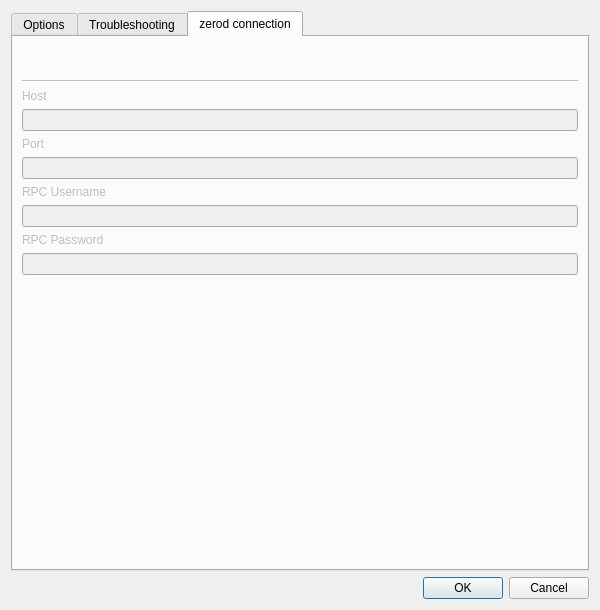
The window that src/settings.ui (zerocurrencycoin/zerowallet) describes before a commit, drawn with Qt 5.
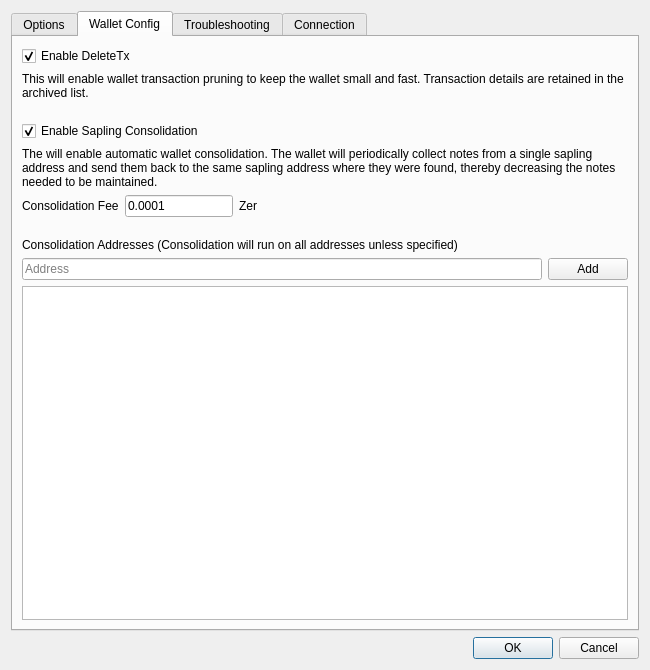
The same window after the commit. The open tabs and pages were chosen to show the change. Icons and pictures are not drawn.

Commit message: update settings to include DeleteTx and Consolidation

Patch:
```diff
--- a/src/settings.ui
+++ b/src/settings.ui
@@ -6,8 +6,8 @@
    <rect>
     <x>0</x>
     <y>0</y>
-    <width>600</width>
-    <height>610</height>
+    <width>650</width>
+    <height>670</height>
    </rect>
   </property>
   <property name="sizePolicy">
@@ -35,7 +35,7 @@
       <enum>QTabWidget::Rounded</enum>
      </property>
      <property name="currentIndex">
-      <number>0</number>
+      <number>3</number>
      </property>
      <widget class="QWidget" name="tab_2">
       <attribute name="title">
@@ -227,6 +227,192 @@
          </item>
         </widget>
        </item>
+       <item row="11" column="0" colspan="2">
+        <widget class="Line" name="line_2">
+         <property name="orientation">
+          <enum>Qt::Horizontal</enum>
+         </property>
+        </widget>
+       </item>
+       <item row="12" column="0">
+        <spacer name="verticalSpacer_2">
+         <property name="orientation">
+          <enum>Qt::Vertical</enum>
+         </property>
+         <property name="sizeHint" stdset="0">
+          <size>
+           <width>20</width>
+           <height>40</height>
+          </size>
+         </property>
+        </spacer>
+       </item>
+      </layout>
+     </widget>
+     <widget class="QWidget" name="tab_4">
+      <attribute name="title">
+       <string>Wallet Config</string>
+      </attribute>
+      <layout class="QGridLayout" name="gridLayout_3">
+       <item row="0" column="0">
+        <widget class="QCheckBox" name="chkDeleteTx">
+         <property name="text">
+          <string>Enable DeleteTx</string>
+         </property>
+         <property name="checked">
+          <bool>true</bool>
+         </property>
+        </widget>
+       </item>
+       <item row="1" column="0" colspan="4">
+        <widget class="QLabel" name="label_5">
+         <property name="text">
+          <string>This will enable wallet transaction pruning to keep the wallet small and fast. Transaction details are retained in the archived list. </string>
+         </property>
+         <property name="wordWrap">
+          <bool>true</bool>
+         </property>
+        </widget>
+       </item>
+       <item row="2" column="1">
+        <spacer name="verticalSpacer_5">
+         <property name="orientation">
+          <enum>Qt::Vertical</enum>
+         </property>
+         <property name="sizeType">
+          <enum>QSizePolicy::Maximum</enum>
+         </property>
+         <property name="sizeHint" stdset="0">
+          <size>
+           <width>20</width>
+           <height>15</height>
+          </size>
+         </property>
+        </spacer>
+       </item>
+       <item row="3" column="0" colspan="2">
+        <widget class="QCheckBox" name="chkConsolidation">
+         <property name="text">
+          <string>Enable Sapling Consolidation</string>
+         </property>
+         <property name="checked">
+          <bool>true</bool>
+         </property>
+        </widget>
+       </item>
+       <item row="4" column="0" colspan="4">
+        <widget class="QLabel" name="label_14">
+         <property name="text">
+          <string>The will enable automatic wallet consolidation. The wallet will periodically collect notes from a single sapling address and send them back to the same sapling address where they were found, thereby decreasing the notes needed to be maintained. </string>
+         </property>
+         <property name="wordWrap">
+          <bool>true</bool>
+         </property>
+        </widget>
+       </item>
+       <item row="5" column="0" colspan="3">
+        <layout class="QHBoxLayout" name="horizontalLayout">
+         <item>
+          <widget class="QLabel" name="lblConsolidationFee">
+           <property name="text">
+            <string>Consolidation Fee</string>
+           </property>
+          </widget>
+         </item>
+         <item>
+          <widget class="QLineEdit" name="consolidationFeeAmt">
+           <property name="sizePolicy">
+            <sizepolicy hsizetype="Fixed" vsizetype="Fixed">
+             <horstretch>0</horstretch>
+             <verstretch>0</verstretch>
+            </sizepolicy>
+           </property>
+           <property name="text">
+            <string>0.0001</string>
+           </property>
+          </widget>
+         </item>
+         <item>
+          <widget class="QLabel" name="lblConsolidationFee_2">
+           <property name="text">
+            <string>Zer</string>
+           </property>
+          </widget>
+         </item>
+         <item>
+          <spacer name="horizontalSpacer">
+           <property name="orientation">
+            <enum>Qt::Horizontal</enum>
+           </property>
+           <property name="sizeHint" stdset="0">
+            <size>
+             <width>40</width>
+             <height>20</height>
+            </size>
+           </property>
+          </spacer>
+         </item>
+        </layout>
+       </item>
+       <item row="6" column="2">
+        <spacer name="verticalSpacer_4">
+         <property name="orientation">
+          <enum>Qt::Vertical</enum>
+         </property>
+         <property name="sizeType">
+          <enum>QSizePolicy::Maximum</enum>
+         </property>
+         <property name="sizeHint" stdset="0">
+          <size>
+           <width>20</width>
+           <height>15</height>
+          </size>
+         </property>
+        </spacer>
+       </item>
+       <item row="7" column="0" colspan="4">
+        <widget class="QLabel" name="lblConsolidationAddresses">
+         <property name="text">
+          <string>Consolidation Addresses (Consolidation will run on all addresses unless specified)</string>
+         </property>
+         <property name="wordWrap">
+          <bool>true</bool>
+         </property>
+        </widget>
+       </item>
+       <item row="8" column="0" colspan="3">
+        <widget class="QLineEdit" name="newConsolidationAddress">
+         <property name="placeholderText">
+          <string>Address</string>
+         </property>
+        </widget>
+       </item>
+       <item row="8" column="3">
+        <widget class="QPushButton" name="btnAddConsolidationAddress">
+         <property name="sizePolicy">
+          <sizepolicy hsizetype="Fixed" vsizetype="Fixed">
+           <horstretch>0</horstretch>
+           <verstretch>0</verstretch>
+          </sizepolicy>
+         </property>
+         <property name="text">
+          <string>Add</string>
+         </property>
+        </widget>
+       </item>
+       <item row="9" column="0" colspan="4">
+        <widget class="QTableView" name="consolidationAddressTable">
+         <property name="autoFillBackground">
+          <bool>true</bool>
+         </property>
+         <property name="sizeAdjustPolicy">
+          <enum>QAbstractScrollArea::AdjustToContentsOnFirstShow</enum>
+         </property>
+         <attribute name="verticalHeaderVisible">
+          <bool>false</bool>
+         </attribute>
+        </widget>
+       </item>
       </layout>
      </widget>
      <widget class="QWidget" name="tab_3">
@@ -313,13 +499,13 @@
      </widget>
      <widget class="QWidget" name="tab">
       <property name="enabled">
-       <bool>false</bool>
+       <bool>true</bool>
       </property>
       <attribute name="title">
-       <string>zerod connection</string>
+       <string>Connection</string>
       </attribute>
-      <layout class="QVBoxLayout" name="verticalLayout_3">
-       <item>
+      <layout class="QGridLayout" name="gridLayout_4">
+       <item row="0" column="0" colspan="2">
         <widget class="QLabel" name="confMsg">
          <property name="text">
           <string notr="true">&lt;html&gt;&lt;head/&gt;&lt;body&gt;&lt;p&gt;&lt;br/&gt;&lt;/p&gt;&lt;/body&gt;&lt;/html&gt;</string>
@@ -329,15 +515,18 @@
          </property>
         </widget>
        </item>
-       <item>
+       <item row="1" column="0" colspan="2">
         <widget class="Line" name="line">
          <property name="orientation">
           <enum>Qt::Horizontal</enum>
          </property>
         </widget>
        </item>
-       <item>
+       <item row="2" column="0">
         <widget class="QLabel" name="label">
+         <property name="enabled">
+          <bool>true</bool>
+         </property>
          <property name="minimumSize">
           <size>
            <width>60</width>
@@ -349,14 +538,17 @@
          </property>
         </widget>
        </item>
-       <item>
+       <item row="3" column="0">
         <widget class="QLineEdit" name="hostname">
+         <property name="enabled">
+          <bool>true</bool>
+         </property>
          <property name="placeholderText">
           <string/>
          </property>
         </widget>
        </item>
-       <item>
+       <item row="4" column="0">
         <widget class="QLabel" name="label_2">
          <property name="minimumSize">
           <size>
@@ -369,15 +561,18 @@
          </property>
         </widget>
        </item>
-       <item>
+       <item row="5" column="0">
         <widget class="QLineEdit" name="port">
          <property name="placeholderText">
           <string/>
          </property>
         </widget>
        </item>
-       <item>
+       <item row="6" column="0">
         <widget class="QLabel" name="label_3">
+         <property name="enabled">
+          <bool>true</bool>
+         </property>
          <property name="minimumSize">
           <size>
            <width>60</width>
@@ -389,11 +584,18 @@
          </property>
         </widget>
        </item>
-       <item>
-        <widget class="QLineEdit" name="rpcuser"/>
+       <item row="7" column="0">
+        <widget class="QLineEdit" name="rpcuser">
+         <property name="enabled">
+          <bool>true</bool>
+         </property>
+        </widget>
        </item>
-       <item>
+       <item row="8" column="0">
         <widget class="QLabel" name="label_4">
+         <property name="enabled">
+          <bool>true</bool>
+         </property>
          <property name="minimumSize">
           <size>
            <width>60</width>
@@ -405,13 +607,13 @@
          </property>
         </widget>
        </item>
-       <item>
+       <item row="9" column="0">
         <widget class="QLineEdit" name="rpcpassword"/>
        </item>
-       <item>
+       <item row="10" column="0" colspan="2">
         <layout class="QVBoxLayout" name="verticalLayout_2"/>
        </item>
-       <item>
+       <item row="11" column="0">
         <spacer name="verticalSpacer">
          <property name="orientation">
           <enum>Qt::Vertical</enum>
@@ -425,6 +627,17 @@
         </spacer>
        </item>
       </layout>
+      <zorder>confMsg</zorder>
+      <zorder>line</zorder>
+      <zorder>label</zorder>
+      <zorder>label_2</zorder>
+      <zorder>label_3</zorder>
+      <zorder>label_4</zorder>
+      <zorder>rpcpassword</zorder>
+      <zorder>rpcuser</zorder>
+      <zorder>port</zorder>
+      <zorder>hostname</zorder>
+      <zorder>verticalSpacer</zorder>
      </widget>
     </widget>
    </item>
```
The commit also changes 6 other files.
